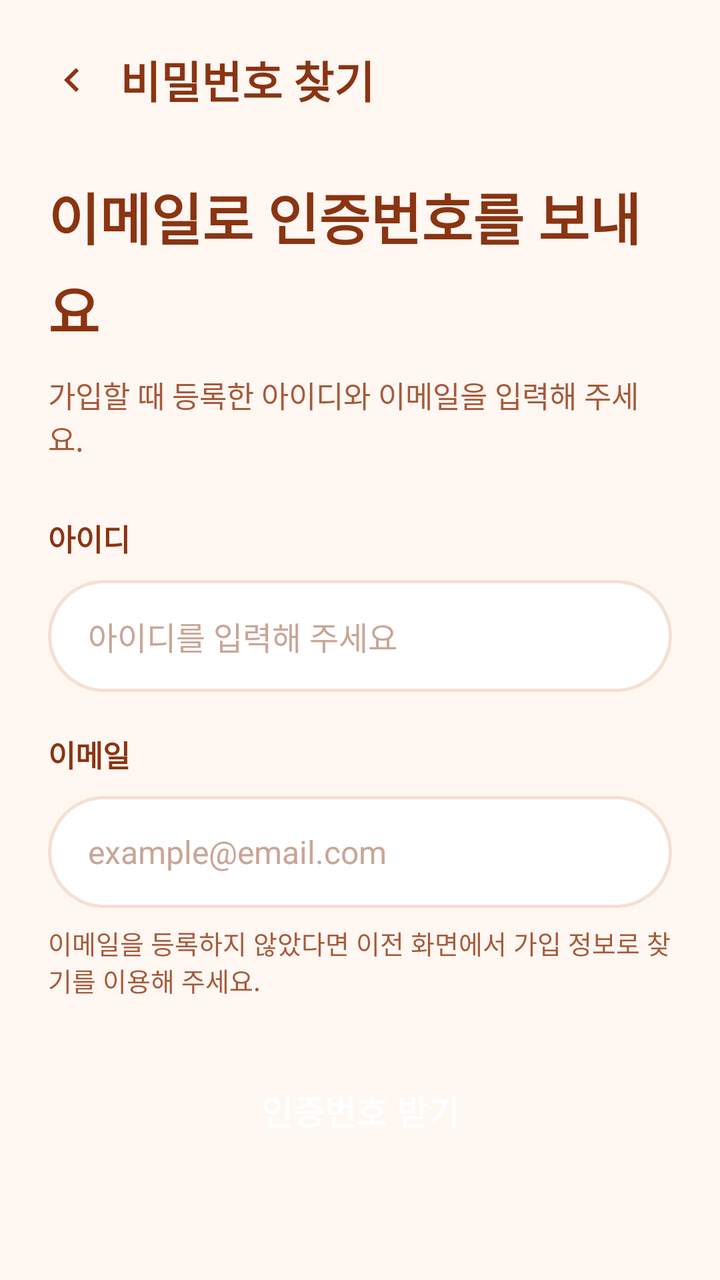
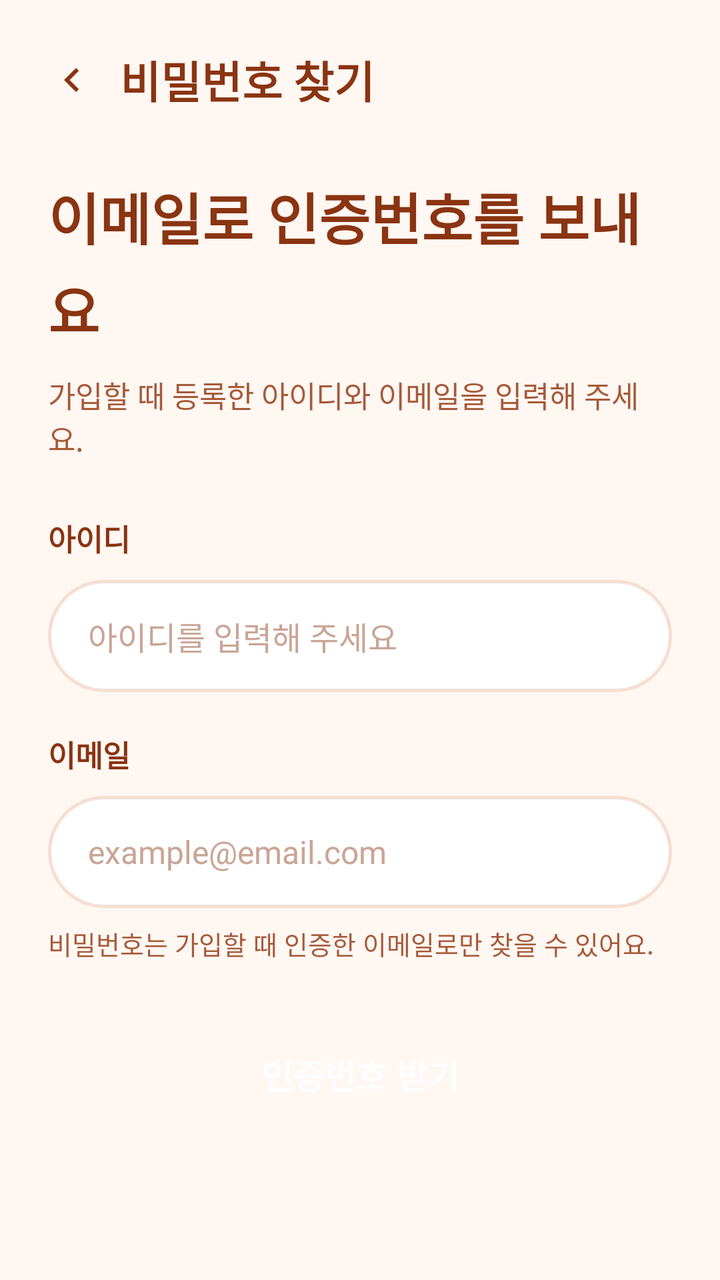

Before-and-after screenshots of an Android layout around one commit, followed by the original layout XML and the change that was made.
<!-- AndroidManifest.xml: application theme Theme.Android_Project -->
<!-- res/layout/activity_reset_email.xml -->
<?xml version="1.0" encoding="utf-8"?>
<LinearLayout xmlns:android="http://schemas.android.com/apk/res/android"
    xmlns:app="http://schemas.android.com/apk/res-auto"
    android:layout_width="match_parent"
    android:layout_height="match_parent"
    android:background="@color/rm_bg"
    android:fitsSystemWindows="true"
    android:orientation="vertical">

    <LinearLayout
        android:layout_width="match_parent"
        android:layout_height="wrap_content"
        android:gravity="center_vertical"
        android:orientation="horizontal"
        android:paddingStart="12dp"
        android:paddingTop="16dp"
        android:paddingEnd="24dp">

        <ImageView
            android:id="@+id/ivBack"
            android:layout_width="48dp"
            android:layout_height="48dp"
            android:background="?attr/selectableItemBackgroundBorderless"
            android:contentDescription="뒤로"
            android:padding="12dp"
            android:src="@drawable/ic_back" />

        <TextView
            style="@style/Rm.TopTitle"
            android:layout_width="wrap_content"
            android:layout_height="wrap_content"
            android:text="비밀번호 찾기" />
    </LinearLayout>

    <ScrollView
        android:layout_width="match_parent"
        android:layout_height="0dp"
        android:layout_weight="1"
        android:fillViewport="true">

        <LinearLayout
            android:layout_width="match_parent"
            android:layout_height="wrap_content"
            android:orientation="vertical"
            android:paddingStart="24dp"
            android:paddingTop="24dp"
            android:paddingEnd="24dp"
            android:paddingBottom="24dp">

            
            <LinearLayout
                android:id="@+id/layoutEmailStep1"
                android:layout_width="match_parent"
                android:layout_height="wrap_content"
                android:orientation="vertical">

                <TextView
                    style="@style/Rm.H1"
                    android:layout_width="match_parent"
                    android:layout_height="wrap_content"
                    android:text="이메일로 인증번호를 보내요" />

                <TextView
                    style="@style/Rm.Sub"
                    android:layout_width="match_parent"
                    android:layout_height="wrap_content"
                    android:layout_marginTop="12dp"
                    android:text="가입할 때 등록한 아이디와 이메일을 입력해 주세요." />

                <TextView
                    style="@style/Rm.Label"
                    android:layout_width="wrap_content"
                    android:layout_height="wrap_content"
                    android:layout_marginTop="28dp"
                    android:text="아이디" />

                <EditText
                    android:id="@+id/etEmailLoginId"
                    style="@style/Rm.Input"
                    android:layout_width="match_parent"
                    android:layout_height="wrap_content"
                    android:layout_marginTop="10dp"
                    android:hint="아이디를 입력해 주세요"
                    android:inputType="text"
                    android:maxLines="1" />

                <TextView
                    style="@style/Rm.Label"
                    android:layout_width="wrap_content"
                    android:layout_height="wrap_content"
                    android:layout_marginTop="20dp"
                    android:text="이메일" />

                <EditText
                    android:id="@+id/etEmailAddress"
                    style="@style/Rm.Input"
                    android:layout_width="match_parent"
                    android:layout_height="wrap_content"
                    android:layout_marginTop="10dp"
                    android:hint="example@email.com"
                    android:inputType="textEmailAddress"
                    android:maxLength="100"
                    android:maxLines="1" />

                <TextView
                    style="@style/Rm.Helper"
                    android:layout_width="match_parent"
                    android:layout_height="wrap_content"
                    android:layout_marginTop="8dp"
                    android:text="이메일을 등록하지 않았다면 이전 화면에서 가입 정보로 찾기를 이용해 주세요." />

                <Button
                    android:id="@+id/btnSendCode"
                    style="@style/Rm.Button"
                    android:layout_width="match_parent"
                    android:layout_height="wrap_content"
                    android:layout_marginTop="28dp"
                    android:text="인증번호 받기" />
            </LinearLayout>

            
            <LinearLayout
                android:id="@+id/layoutEmailStep2"
                android:layout_width="match_parent"
                android:layout_height="wrap_content"
                android:orientation="vertical"
                android:visibility="gone">

                <TextView
                    style="@style/Rm.H1"
                    android:layout_width="match_parent"
                    android:layout_height="wrap_content"
                    android:text="인증번호를 입력해 주세요" />

                <TextView
                    android:id="@+id/tvCodeGuide"
                    style="@style/Rm.Sub"
                    android:layout_width="match_parent"
                    android:layout_height="wrap_content"
                    android:layout_marginTop="12dp" />

                <TextView
                    style="@style/Rm.Label"
                    android:layout_width="wrap_content"
                    android:layout_height="wrap_content"
                    android:layout_marginTop="28dp"
                    android:text="인증번호 6자리" />

                <EditText
                    android:id="@+id/etCode"
                    style="@style/Rm.Input"
                    android:layout_width="match_parent"
                    android:layout_height="wrap_content"
                    android:layout_marginTop="10dp"
                    android:hint="숫자 6자리"
                    android:inputType="number"
                    android:maxLength="6"
                    android:maxLines="1" />

                <TextView
                    style="@style/Rm.Helper"
                    android:layout_width="match_parent"
                    android:layout_height="wrap_content"
                    android:layout_marginTop="8dp"
                    android:text="인증번호는 10분 동안 쓸 수 있어요. 메일이 오지 않으면 스팸함도 확인해 주세요." />

                <Button
                    android:id="@+id/btnVerifyCode"
                    style="@style/Rm.Button"
                    android:layout_width="match_parent"
                    android:layout_height="wrap_content"
                    android:layout_marginTop="28dp"
                    android:text="확인" />

                <TextView
                    android:id="@+id/tvResend"
                    android:layout_width="wrap_content"
                    android:layout_height="wrap_content"
                    android:layout_gravity="center_horizontal"
                    android:layout_marginTop="16dp"
                    android:background="?attr/selectableItemBackground"
                    android:padding="12dp"
                    android:text="인증번호 다시 받기"
                    android:textColor="@color/rm_primary"
                    android:textSize="14sp"
                    android:textStyle="bold" />
            </LinearLayout>
        </LinearLayout>
    </ScrollView>
</LinearLayout>
<!-- resources referenced by this layout -->
<resources>
  <color name="rm_bg">#FFF7F2</color>
  <color name="rm_primary">#C65A2A</color>
  <!-- drawable ic_back (drawable) -->
  <?xml version="1.0" encoding="utf-8"?>
  <vector xmlns:android="http://schemas.android.com/apk/res/android"
      android:width="24dp" android:height="24dp"
      android:viewportWidth="24" android:viewportHeight="24"
      android:tint="@color/rm_title">
      <path android:fillColor="#FF000000"
          android:pathData="M15.41,7.41L14,6l-6,6 6,6 1.41,-1.41L10.83,12z" />
  </vector>
  <style name="Rm.Button" parent="Widget.Material3.Button">
          <item name="android:minHeight">56dp</item>
          <item name="android:textSize">17sp</item>
          <item name="android:textStyle">bold</item>
          <item name="android:textColor">@color/white</item>
          <item name="android:textAllCaps">false</item>
          <item name="backgroundTint">@color/rm_primary</item>
          <item name="cornerRadius">28dp</item>
          <item name="android:insetTop">0dp</item>
          <item name="android:insetBottom">0dp</item>
      </style>
  <style name="Rm.H1">
          <item name="android:textSize">28sp</item>
          <item name="android:textStyle">bold</item>
          <item name="android:textColor">@color/rm_title</item>
          <item name="android:lineSpacingMultiplier">1.15</item>
      </style>
  <style name="Rm.Helper">
          <item name="android:textSize">13sp</item>
          <item name="android:textColor">@color/rm_sub</item>
      </style>
  <style name="Rm.Input">
          <item name="android:background">@drawable/bg_input</item>
          <item name="android:minHeight">56dp</item>
          <item name="android:paddingStart">20dp</item>
          <item name="android:paddingEnd">20dp</item>
          <item name="android:paddingTop">14dp</item>
          <item name="android:paddingBottom">14dp</item>
          <item name="android:textSize">16sp</item>
          <item name="android:textColor">@color/rm_title</item>
          <item name="android:textColorHint">@color/rm_hint</item>
      </style>
  <style name="Rm.Label">
          <item name="android:textSize">15sp</item>
          <item name="android:textStyle">bold</item>
          <item name="android:textColor">@color/rm_title</item>
      </style>
  <style name="Rm.Sub">
          <item name="android:textSize">15sp</item>
          <item name="android:textColor">@color/rm_sub</item>
      </style>
  <style name="Rm.TopTitle">
          <item name="android:textSize">22sp</item>
          <item name="android:textStyle">bold</item>
          <item name="android:textColor">@color/rm_title</item>
      </style>
  <style name="Theme.Android_Project" parent="Base.Theme.Android_Project" />
  <color name="rm_title">#8A3412</color>
  <color name="white">#FFFFFFFF</color>
  <color name="rm_sub">#A65A3A</color>
  <color name="rm_hint">#C9A596</color>
  <color name="rm_card">#FFFFFF</color>
  <color name="rm_border">#F5DFD3</color>
  <style name="Rm.DialogShape" parent="ShapeAppearance.Material3.Corner.ExtraLarge">
          <item name="cornerSize">24dp</item>
      </style>
  <style name="Rm.DialogTitle" parent="MaterialAlertDialog.Material3.Title.Text">
          <item name="android:textColor">@color/rm_title</item>
          <item name="android:textSize">20sp</item>
          <item name="android:textStyle">bold</item>
      </style>
  <style name="Rm.DialogBody" parent="MaterialAlertDialog.Material3.Body.Text">
          <item name="android:textColor">@color/rm_sub</item>
          <item name="android:textSize">15sp</item>
          <item name="android:lineSpacingMultiplier">1.2</item>
      </style>
  <style name="Rm.DialogButton" parent="Widget.Material3.Button.TextButton.Dialog">
          <item name="android:textColor">@color/rm_primary</item>
          <item name="android:textSize">15sp</item>
          <item name="android:textStyle">bold</item>
      </style>
  <style name="Rm.DialogButton.Sub">
          <item name="android:textColor">@color/rm_sub</item>
      </style>
  <!-- unchanged entries left out for length: 3 -->
</resources>

<!-- the commit's change to res/layout/activity_reset_email.xml (unified diff, before → after) -->
@@ -107,7 +107,7 @@
                     android:layout_width="match_parent"
                     android:layout_height="wrap_content"
                     android:layout_marginTop="8dp"
-                    android:text="이메일을 등록하지 않았다면 이전 화면에서 가입 정보로 찾기를 이용해 주세요." />
+                    android:text="비밀번호는 가입할 때 인증한 이메일로만 찾을 수 있어요." />
 
                 <Button
                     android:id="@+id/btnSendCode"
